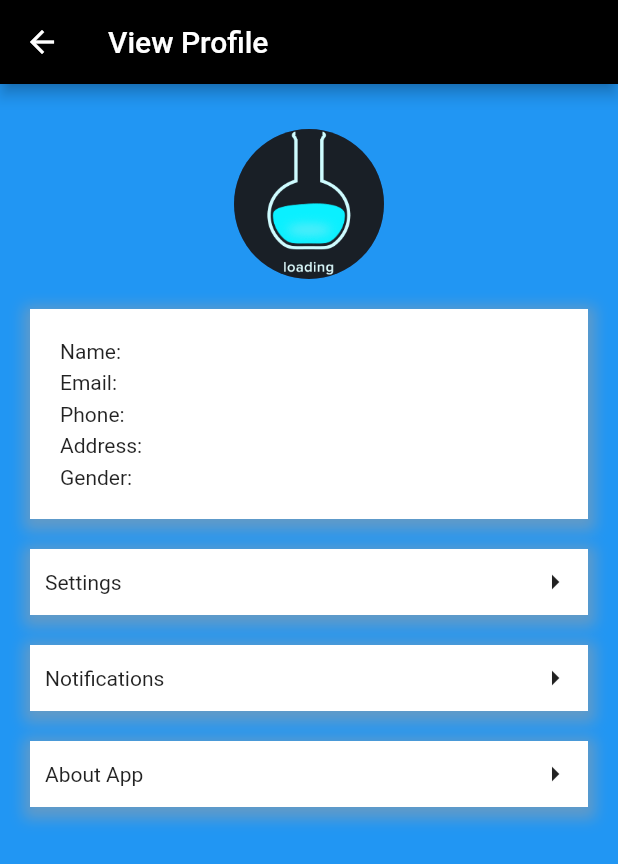
After one commit to Premosh/flutter_project, a Flutter app: the Profile screen opened by its route, on a phone screen of 412 x 824 dp. The commit adds this screen. Shown: the top 864 px of the screen. Run offline on Flutter 3.47's test engine with Material 3 defaults, Android fonts, the phone set to English and light mode, and no system bars; our stand-ins replace cloud_firestore, dio, firebase_auth, firebase_core, flutter_svg, shared_preferences; accounts and stored records are empty.

Commit message:
Profile added

```diff
--- a/lib/login_form.dart
+++ b/lib/login_form.dart
@@ -1,5 +1,6 @@
 import 'package:firebase_auth/firebase_auth.dart';
 import 'package:flutter/material.dart';
+import 'package:shared_preferences/shared_preferences.dart';
 import 'package:whatever/service/firebase_auth_service.dart';
 
 class Login extends StatefulWidget {
@@ -16,7 +17,27 @@ class _LoginState extends State<Login> {
   bool? _isChecked = false;
 
   @override
+  void initState() {
+    print('Init state called');
+    checkLoggedUsers();
+    super.initState();
+  }
+  ///This is used to checked if user is logged in or not.
+  ///If user is already logged in then firebase session exists and user object is not null and is directed to dashboard.
+  checkLoggedUsers() async{
+    final firebaseAuthService = FirebaseAuthService();
+    final user=await firebaseAuthService.getLoggedInUser();
+    if(user!=null){
+      print('User signed in');
+      Navigator.of(context).pushReplacementNamed('/myApp');
+    }else{
+      print('User signed out');
+    }
+  }
+
+  @override
   Widget build(BuildContext context) {
+    print('Build called');
     return Scaffold(
       appBar: AppBar(
         title: Text('Login'),
@@ -97,8 +118,10 @@ class _LoginState extends State<Login> {
                           final password= _passwordController.text;
                           final User? user= await firebaseAuthService.signInUserWithEmailAndPassword(email, password);
                           if(user!=null){
+                            final SharedPreferences prefs=await SharedPreferences.getInstance();
+                            await prefs.setString('uId', user.uid);
                             print('Login success');
-                            Navigator.of(context).pushReplacementNamed('/dashboard');
+                            Navigator.of(context).pushReplacementNamed('/myApp');
                           }
                           else{
                             print('Login failure');
--- a/lib/main.dart
+++ b/lib/main.dart
@@ -1,3 +1,4 @@
+
 import 'package:firebase_auth/firebase_auth.dart';
 import 'package:firebase_core/firebase_core.dart';
 import 'package:flutter/material.dart';
@@ -9,6 +10,7 @@ import 'package:whatever/registration_form.dart';
 import 'package:whatever/splash.dart';
 import 'package:whatever/top_picks.dart';
 import 'package:whatever/utilities/default_firebase_config.dart';
+import 'package:whatever/utilities/profile.dart';
 
 void main() {
   WidgetsFlutterBinding.ensureInitialized();
@@ -32,6 +34,7 @@ void main() {
       '/topPicks': (context) => TopPicks(),
       '/myApp': (context) => MyApp(),
       '/dashboard': (context) => Dashboard(),
+      '/profile': (context) => Profile(),
     },
     initialRoute: '/',
   ));
@@ -50,9 +53,9 @@ class MyApp extends StatefulWidget {
 class _MyAppState extends State<MyApp> {
   int _currentIndex = 0;
   final pages = {
-    Login(),
+    Dashboard(),
     TopPicks(),
-    Register(),
+    Profile(),
   };
 
   // This widget is the root of your application.
@@ -69,13 +72,13 @@ class _MyAppState extends State<MyApp> {
         },
         items: [
           BottomNavigationBarItem(
-              icon: Icon(Icons.login), label: 'Login'
+              icon: Icon(Icons.dashboard), label: 'Dashboard'
           ),
           BottomNavigationBarItem(
               icon: Icon(Icons.star), label: 'Top Picks'
           ),
           BottomNavigationBarItem(
-              icon: Icon(Icons.app_registration), label: 'Register'
+              icon: Icon(Icons.person), label: 'Profile'
           ),
         ],
       ),
--- a/lib/service/firebase_auth_service.dart
+++ b/lib/service/firebase_auth_service.dart
@@ -36,4 +36,9 @@ class FirebaseAuthService {
       print('Something went wrong!!!!');
     }
   }
+
+  Future<User?> getLoggedInUser() async{
+    User? user= await _auth.authStateChanges().first;
+    return user;
+  }
 }
--- a/lib/splash.dart
+++ b/lib/splash.dart
@@ -13,7 +13,7 @@ class _SplashState extends State<Splash> {
   @override
   void initState(){
     // T000: implement initState
-    Timer(Duration(seconds: 5),()=> Navigator.of(context).pushNamed('/login'));
+    Timer(Duration(seconds: 5),()=> Navigator.of(context).pushReplacementNamed('/login'));
     super.initState();
   }
   @override
--- /dev/null
+++ b/lib/utilities/profile.dart
@@ -0,0 +1,152 @@
+import 'package:flutter/material.dart';
+
+class Profile extends StatelessWidget {
+  const Profile({super.key});
+
+  @override
+  Widget build(BuildContext context) {
+    return Scaffold(
+      backgroundColor: Colors.blue,
+      appBar: AppBar(
+        title: Text('View Profile'),
+      ),
+      body: Padding(
+        padding: EdgeInsets.symmetric(horizontal: 20, vertical: 30),
+        child: ListView(
+          children: [
+            ProfileImage(),
+            SizedBox(
+              height: 20,
+            ),
+            BasicDetails(),
+            SizedBox(
+              height: 20,
+            ),
+            MenuWidgets(
+              title: 'Settings',
+              onPressed: (){
+                print('Settings Clicked');
+              },
+            ),
+            SizedBox(
+              height: 20,
+            ),
+            MenuWidgets(
+              title: 'Notifications',
+              onPressed: (){
+                print('Notifications Clicked');
+              },
+            ),
+            SizedBox(
+              height: 20,
+            ),
+            MenuWidgets(
+              title: 'About App',
+            ),
+          ],
+        ),
+      ),
+    );
+  }
+}
+
+///This widget is used to display the circular profile images
+class ProfileImage extends StatelessWidget {
+  @override
+  Widget build(BuildContext context) {
+    return SizedBox(
+      height: 100,
+      width: 100,
+      child: CircleAvatar(
+        backgroundImage: AssetImage('assets/images/icegif-1264.gif'),
+      ),
+    );
+  }
+}
+
+///This is the widget for displaying the basic details of the user
+class BasicDetails extends StatelessWidget {
+  @override
+  Widget build(BuildContext context) {
+    return Container(
+      decoration: BoxDecoration(
+        color: Colors.white,
+        boxShadow: [
+          BoxShadow(
+            color: Colors.grey.withOpacity(0.5),
+            spreadRadius: 5,
+            blurRadius: 7,
+            offset: Offset(
+              0,
+              3,
+            ), // changes position of shadow
+          ),
+        ],
+      ),
+      width: MediaQuery.of(context).size.width,
+      padding: EdgeInsets.all(20),
+      child: Column(
+        mainAxisAlignment: MainAxisAlignment.start,
+        crossAxisAlignment: CrossAxisAlignment.start,
+        children: [
+          Text('Name: '),
+          SizedBox(
+            height: 5,
+          ),
+          Text('Email: '),
+          SizedBox(
+            height: 5,
+          ),
+          Text('Phone: '),
+          SizedBox(
+            height: 5,
+          ),
+          Text('Address: '),
+          SizedBox(
+            height: 5,
+          ),
+          Text('Gender: '),
+        ],
+      ),
+    );
+  }
+}
+
+///This widget is common for creating menus
+class MenuWidgets extends StatelessWidget {
+  MenuWidgets({required this.title, this.onPressed});
+
+  String title;
+  void Function()? onPressed;
+
+  @override
+  Widget build(BuildContext context) {
+    return GestureDetector(
+      onTap: onPressed,
+      child: Container(
+        padding: EdgeInsets.all(10),
+        decoration: BoxDecoration(
+          color: Colors.white,
+          boxShadow: [
+            BoxShadow(
+              color: Colors.grey.withOpacity(0.5),
+              spreadRadius: 5,
+              blurRadius: 7,
+              offset: Offset(
+                0,
+                3,
+              ), // changes position of shadow
+            ),
+          ],
+        ),
+        child: Row(
+          mainAxisAlignment: MainAxisAlignment.spaceBetween,
+          children: [
+            Text(title),
+            Icon(Icons.arrow_right),
+          ],
+        ),
+      ),
+    );
+  }
+}
--- a/pubspec.yaml
+++ b/pubspec.yaml
@@ -40,6 +40,7 @@ dependencies:
   firebase_core: ^2.25.4
   firebase_auth: ^4.17.4
   cloud_firestore: ^4.15.5
+  shared_preferences: ^2.2.2
 
 dev_dependencies:
   flutter_test:
```
Also changed, not shown: pubspec.lock, 1 other file.
